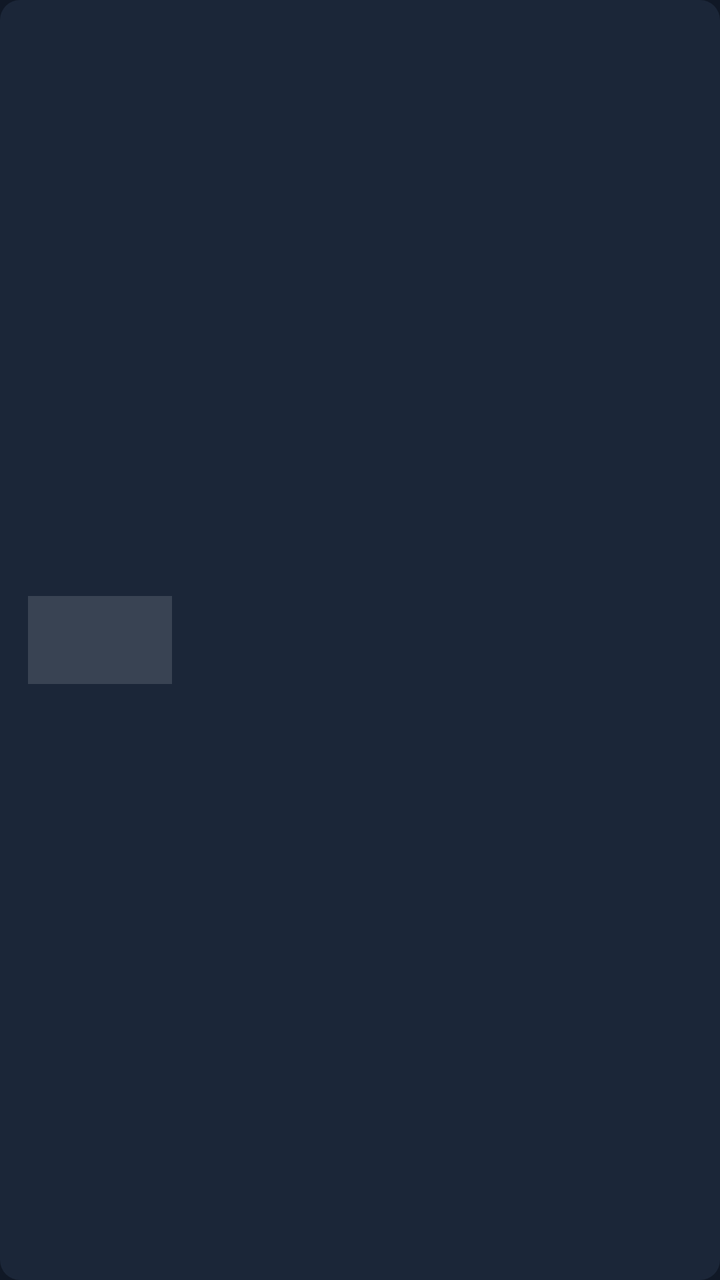
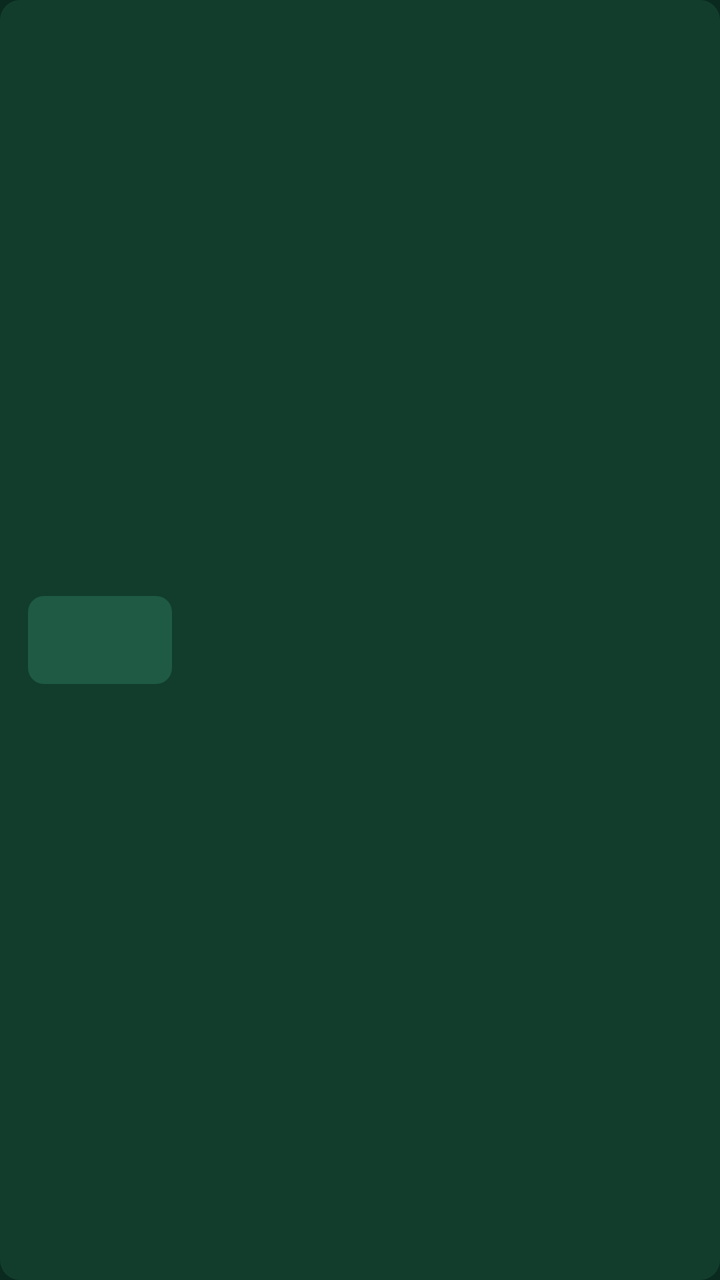

Before-and-after screenshots of an Android layout around one commit, followed by the original layout XML and the change that was made.
<!-- AndroidManifest.xml: application theme AppTheme -->
<!-- res/layout/item_row.xml -->
<?xml version="1.0" encoding="utf-8"?>
<LinearLayout xmlns:android="http://schemas.android.com/apk/res/android"
    android:layout_width="match_parent"
    android:layout_height="wrap_content"
    android:layout_marginTop="6dp"
    android:background="@drawable/focus_bg"
    android:clickable="true"
    android:focusable="true"
    android:gravity="center_vertical"
    android:orientation="horizontal"
    android:paddingStart="14dp"
    android:paddingTop="10dp"
    android:paddingEnd="18dp"
    android:paddingBottom="10dp">

    <ImageView
        android:id="@+id/rowLogo"
        android:layout_width="72dp"
        android:layout_height="44dp"
        android:layout_marginEnd="14dp"
        android:background="#22FFFFFF"
        android:contentDescription="@null"
        android:padding="3dp"
        android:scaleType="fitCenter" />

    <TextView
        android:id="@+id/rowTitle"
        android:layout_width="0dp"
        android:layout_height="wrap_content"
        android:layout_weight="1"
        android:ellipsize="end"
        android:maxLines="2"
        android:textColor="@color/text"
        android:textSize="20sp" />

    <TextView
        android:id="@+id/rowSub"
        android:layout_width="0dp"
        android:layout_height="wrap_content"
        android:layout_marginStart="12dp"
        android:layout_weight="0.8"
        android:ellipsize="end"
        android:gravity="end"
        android:maxLines="2"
        android:textColor="@color/sub"
        android:textSize="15sp" />
</LinearLayout>
<!-- resources referenced by this layout -->
<resources>
  <color name="sub">#FFB0BCD0</color>
  <color name="text">#FFFFFFFF</color>
  <!-- drawable focus_bg (drawable) -->
  <?xml version="1.0" encoding="utf-8"?>
  <selector xmlns:android="http://schemas.android.com/apk/res/android">
      <item android:state_focused="true">
          <shape><solid android:color="@color/focus" /><corners android:radius="10dp" />
              <stroke android:width="3dp" android:color="@color/accent" /></shape>
      </item>
      <item android:state_pressed="true">
          <shape><solid android:color="@color/focus" /><corners android:radius="10dp" /></shape>
      </item>
      <item>
          <shape><solid android:color="@color/row" /><corners android:radius="10dp" /></shape>
      </item>
  </selector>
  <style name="AppTheme" parent="android:Theme.Material.NoActionBar">
          <item name="android:windowBackground">@color/bg</item>
          <item name="android:colorAccent">@color/accent</item>
          <item name="android:statusBarColor">@color/bg</item>
      </style>
  <color name="focus">#FF2F6FED</color>
  <color name="accent">#FFFFD25A</color>
  <color name="row">#FF1B2638</color>
  <color name="bg">#FF101826</color>
</resources>

<!-- the commit's change to res/layout/item_row.xml (unified diff, before → after) -->
@@ -18,7 +18,7 @@
         android:layout_width="72dp"
         android:layout_height="44dp"
         android:layout_marginEnd="14dp"
-        android:background="#22FFFFFF"
+        android:background="@drawable/logo_bg"
         android:contentDescription="@null"
         android:padding="3dp"
         android:scaleType="fitCenter" />
<!-- resource entries referenced after the edit -->
@@ -1,7 +1,7 @@
 <!-- resources referenced by this layout -->
 <resources>
-  <color name="sub">#FFB0BCD0</color>
-  <color name="text">#FFFFFFFF</color>
+  <color name="sub">#FFA9C2B5</color>
+  <color name="text">#FFF4F1E6</color>
   <!-- drawable focus_bg (drawable) -->
   <?xml version="1.0" encoding="utf-8"?>
   <selector xmlns:android="http://schemas.android.com/apk/res/android">
@@ -16,14 +16,21 @@
           <shape><solid android:color="@color/row" /><corners android:radius="10dp" /></shape>
       </item>
   </selector>
+  <!-- drawable logo_bg (drawable) -->
+  <?xml version="1.0" encoding="utf-8"?>
+  <shape xmlns:android="http://schemas.android.com/apk/res/android">
+      <solid android:color="@color/logoBg" />
+      <corners android:radius="8dp" />
+  </shape>
   <style name="AppTheme" parent="android:Theme.Material.NoActionBar">
           <item name="android:windowBackground">@color/bg</item>
           <item name="android:colorAccent">@color/accent</item>
           <item name="android:statusBarColor">@color/bg</item>
       </style>
-  <color name="focus">#FF2F6FED</color>
-  <color name="accent">#FFFFD25A</color>
-  <color name="row">#FF1B2638</color>
-  <color name="bg">#FF101826</color>
+  <color name="focus">#FF1B5A42</color>
+  <color name="accent">#FFFFB612</color>
+  <color name="row">#FF123D2D</color>
+  <color name="logoBg">#FF1E5A44</color>
+  <color name="bg">#FF0A2A1F</color>
 </resources>
 
